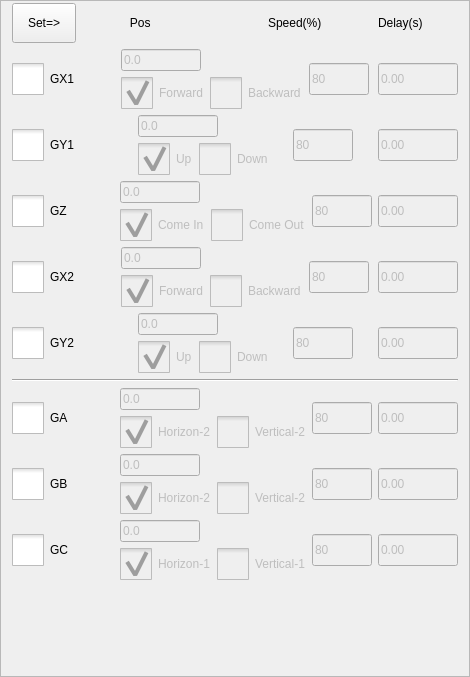
This is hcinstruction/actionsettingframe.ui in GaussCheng/2-5AxisPunch as Qt 5 draws it before an edit. The edited form follows.
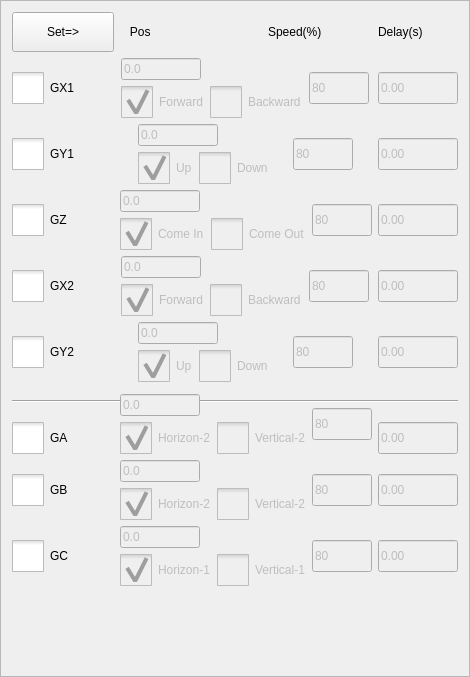
This is the edited form. Icons and pictures are not drawn. Custom widgets are drawn as their Qt base class.

The edit to the form file:
```diff
--- a/hcinstruction/actionsettingframe.ui
+++ b/hcinstruction/actionsettingframe.ui
@@ -20,490 +20,58 @@
    <enum>QFrame::Raised</enum>
   </property>
   <layout class="QGridLayout" name="gridLayout">
-   <property name="topMargin">
-    <number>2</number>
-   </property>
-   <property name="bottomMargin">
-    <number>2</number>
-   </property>
-   <item row="12" column="2" colspan="3">
-    <layout class="QHBoxLayout" name="horizontalLayout_9">
-     <item>
-      <layout class="QVBoxLayout" name="verticalLayout_14">
-       <item>
-        <widget class="ICLineEditWithVirtualNumericKeypad" name="cPosLineEdit">
-         <property name="enabled">
-          <bool>false</bool>
-         </property>
-         <property name="minimumSize">
-          <size>
-           <width>80</width>
-           <height>0</height>
-          </size>
-         </property>
-         <property name="maximumSize">
-          <size>
-           <width>80</width>
-           <height>32</height>
-          </size>
-         </property>
-         <property name="text">
-          <string>0.0</string>
-         </property>
-        </widget>
-       </item>
-       <item>
-        <layout class="QHBoxLayout" name="horizontalLayout_18">
-         <item>
-          <widget class="QCheckBox" name="cHorizonBox">
-           <property name="enabled">
-            <bool>false</bool>
-           </property>
-           <property name="styleSheet">
-            <string notr="true">::indicator {
-     width: 32px;
-     height: 32px;
- }
-
-::indicator:unchecked 
-{
-     image: url(:/resource/check_unchecked.png);
- }
-::indicator:checked 
-{
-     image: url(:/resource/check_checked.png);
- }
-
-::indicator:checked:disabled
-{
- image: url(:/resource/check_checked_disable.png);
-}
-
-::indicator:unchecked:disabled
-{
- image: url(:/resource/check_unchecked_disable.png);
-}</string>
-           </property>
-           <property name="text">
-            <string>Horizon-1</string>
-           </property>
-           <property name="checked">
-            <bool>true</bool>
-           </property>
-           <attribute name="buttonGroup">
-            <string notr="true">cBoxbuttonGroup</string>
-           </attribute>
-          </widget>
-         </item>
-         <item>
-          <widget class="QCheckBox" name="cVerticalBox">
-           <property name="enabled">
-            <bool>false</bool>
-           </property>
-           <property name="styleSheet">
-            <string notr="true">::indicator {
-     width: 32px;
-     height: 32px;
- }
-
-::indicator:unchecked 
-{
-     image: url(:/resource/check_unchecked.png);
- }
-::indicator:checked 
-{
-     image: url(:/resource/check_checked.png);
- }
-
-::indicator:checked:disabled
-{
- image: url(:/resource/check_checked_disable.png);
-}
-
-::indicator:unchecked:disabled
-{
- image: url(:/resource/check_unchecked_disable.png);
-}</string>
-           </property>
-           <property name="text">
-            <string>Vertical-1</string>
-           </property>
-           <attribute name="buttonGroup">
-            <string notr="true">cBoxbuttonGroup</string>
-           </attribute>
-          </widget>
-         </item>
-        </layout>
-       </item>
-      </layout>
-     </item>
-     <item>
-      <widget class="ICLineEditWithVirtualNumericKeypad" name="cSpeedLineEdit">
-       <property name="enabled">
-        <bool>false</bool>
-       </property>
-       <property name="minimumSize">
-        <size>
-         <width>60</width>
-         <height>0</height>
-        </size>
-       </property>
-       <property name="maximumSize">
-        <size>
-         <width>60</width>
-         <height>32</height>
-        </size>
-       </property>
-       <property name="text">
-        <string>80</string>
-       </property>
-      </widget>
-     </item>
-    </layout>
-   </item>
-   <item row="5" column="5">
-    <widget class="ICLineEditWithVirtualNumericKeypad" name="y1DelayLineEdit">
-     <property name="enabled">
-      <bool>false</bool>
+   <item row="0" column="0">
+    <widget class="QToolButton" name="inputButton">
+     <property name="sizePolicy">
+      <sizepolicy hsizetype="Preferred" vsizetype="Preferred">
+       <horstretch>0</horstretch>
+       <verstretch>0</verstretch>
+      </sizepolicy>
      </property>
      <property name="minimumSize">
       <size>
-       <width>80</width>
-       <height>0</height>
-      </size>
-     </property>
-     <property name="maximumSize">
-      <size>
-       <width>80</width>
-       <height>32</height>
+       <width>64</width>
+       <height>40</height>
       </size>
      </property>
      <property name="text">
-      <string>0.00</string>
+      <string>Set=&gt;</string>
      </property>
     </widget>
    </item>
-   <item row="0" column="2">
+   <item row="0" column="1">
     <widget class="QLabel" name="label">
      <property name="text">
       <string>   Pos                </string>
      </property>
     </widget>
    </item>
-   <item row="1" column="5">
-    <widget class="ICLineEditWithVirtualNumericKeypad" name="x1DelayLineEdit">
-     <property name="enabled">
-      <bool>false</bool>
+   <item row="0" column="2">
+    <widget class="QLabel" name="label_6">
+     <property name="sizePolicy">
+      <sizepolicy hsizetype="Fixed" vsizetype="Preferred">
+       <horstretch>0</horstretch>
+       <verstretch>0</verstretch>
+      </sizepolicy>
      </property>
      <property name="minimumSize">
       <size>
-       <width>80</width>
+       <width>104</width>
        <height>0</height>
       </size>
      </property>
-     <property name="maximumSize">
-      <size>
-       <width>80</width>
-       <height>32</height>
-      </size>
-     </property>
      <property name="text">
-      <string>0.00</string>
+      <string>Speed(%)</string>
      </property>
     </widget>
    </item>
-   <item row="7" column="2" colspan="3">
-    <layout class="QHBoxLayout" name="horizontalLayout_14">
-     <item>
-      <layout class="QVBoxLayout" name="verticalLayout_2">
-       <item>
-        <widget class="ICLineEditWithVirtualNumericKeypad" name="x2PosLineEdit">
-         <property name="enabled">
-          <bool>false</bool>
-         </property>
-         <property name="minimumSize">
-          <size>
-           <width>80</width>
-           <height>0</height>
-          </size>
-         </property>
-         <property name="maximumSize">
-          <size>
-           <width>80</width>
-           <height>32</height>
-          </size>
-         </property>
-         <property name="text">
-          <string>0.0</string>
-         </property>
-        </widget>
-       </item>
-       <item>
-        <layout class="QHBoxLayout" name="horizontalLayout_2">
-         <item>
-          <widget class="QCheckBox" name="x2ForwardBox">
-           <property name="enabled">
-            <bool>false</bool>
-           </property>
-           <property name="styleSheet">
-            <string notr="true">::indicator {
-     width: 32px;
-     height: 32px;
- }
-
-::indicator:unchecked 
-{
-     image: url(:/resource/check_unchecked.png);
- }
-::indicator:checked 
-{
-     image: url(:/resource/check_checked.png);
- }
-
-::indicator:checked:disabled
-{
- image: url(:/resource/check_checked_disable.png);
-}
-
-::indicator:unchecked:disabled
-{
- image: url(:/resource/check_unchecked_disable.png);
-}</string>
-           </property>
-           <property name="text">
-            <string>Forward</string>
-           </property>
-           <property name="checked">
-            <bool>true</bool>
-           </property>
-           <attribute name="buttonGroup">
-            <string notr="true">x2BoxbuttonGroup</string>
-           </attribute>
-          </widget>
-         </item>
-         <item>
-          <widget class="QCheckBox" name="x2BackwardBox">
-           <property name="enabled">
-            <bool>false</bool>
-           </property>
-           <property name="styleSheet">
-            <string notr="true">::indicator {
-     width: 32px;
-     height: 32px;
- }
-
-::indicator:unchecked 
-{
-     image: url(:/resource/check_unchecked.png);
- }
-::indicator:checked 
-{
-     image: url(:/resource/check_checked.png);
- }
-
-::indicator:checked:disabled
-{
- image: url(:/resource/check_checked_disable.png);
-}
-
-::indicator:unchecked:disabled
-{
- image: url(:/resource/check_unchecked_disable.png);
-}</string>
-           </property>
-           <property name="text">
-            <string>Backward</string>
-           </property>
-           <attribute name="buttonGroup">
-            <string notr="true">x2BoxbuttonGroup</string>
-           </attribute>
-          </widget>
-         </item>
-        </layout>
-       </item>
-      </layout>
-     </item>
-     <item>
-      <widget class="ICLineEditWithVirtualNumericKeypad" name="x2SpeedLineEdit">
-       <property name="enabled">
-        <bool>false</bool>
-       </property>
-       <property name="minimumSize">
-        <size>
-         <width>60</width>
-         <height>0</height>
-        </size>
-       </property>
-       <property name="maximumSize">
-        <size>
-         <width>60</width>
-         <height>32</height>
-        </size>
-       </property>
-       <property name="text">
-        <string>80</string>
-       </property>
-      </widget>
-     </item>
-    </layout>
-   </item>
-   <item row="7" column="5">
-    <widget class="ICLineEditWithVirtualNumericKeypad" name="x2DelayLineEdit">
-     <property name="enabled">
-      <bool>false</bool>
-     </property>
-     <property name="minimumSize">
-      <size>
-       <width>80</width>
-       <height>0</height>
-      </size>
-     </property>
-     <property name="maximumSize">
-      <size>
-       <width>80</width>
-       <height>32</height>
-      </size>
-     </property>
+   <item row="0" column="3">
+    <widget class="QLabel" name="label_2">
      <property name="text">
-      <string>0.00</string>
+      <string>Delay(s)</string>
      </property>
     </widget>
    </item>
-   <item row="11" column="2" colspan="3">
-    <layout class="QHBoxLayout" name="horizontalLayout_8">
-     <item>
-      <layout class="QVBoxLayout" name="verticalLayout_13">
-       <item>
-        <widget class="ICLineEditWithVirtualNumericKeypad" name="bPosLineEdit">
-         <property name="enabled">
-          <bool>false</bool>
-         </property>
-         <property name="minimumSize">
-          <size>
-           <width>80</width>
-           <height>0</height>
-          </size>
-         </property>
-         <property name="maximumSize">
-          <size>
-           <width>80</width>
-           <height>32</height>
-          </size>
-         </property>
-         <property name="text">
-          <string>0.0</string>
-         </property>
-        </widget>
-       </item>
-       <item>
-        <layout class="QHBoxLayout" name="horizontalLayout_17">
-         <item>
-          <widget class="QCheckBox" name="bHorizonBox">
-           <property name="enabled">
-            <bool>false</bool>
-           </property>
-           <property name="styleSheet">
-            <string notr="true">::indicator {
-     width: 32px;
-     height: 32px;
- }
-
-::indicator:unchecked 
-{
-     image: url(:/resource/check_unchecked.png);
- }
-::indicator:checked 
-{
-     image: url(:/resource/check_checked.png);
- }
-
-::indicator:checked:disabled
-{
- image: url(:/resource/check_checked_disable.png);
-}
-
-::indicator:unchecked:disabled
-{
- image: url(:/resource/check_unchecked_disable.png);
-}</string>
-           </property>
-           <property name="text">
-            <string>Horizon-2</string>
-           </property>
-           <property name="checked">
-            <bool>true</bool>
-           </property>
-           <attribute name="buttonGroup">
-            <string notr="true">bBoxbuttonGroup</string>
-           </attribute>
-          </widget>
-         </item>
-         <item>
-          <widget class="QCheckBox" name="bVerticalBox">
-           <property name="enabled">
-            <bool>false</bool>
-           </property>
-           <property name="styleSheet">
-            <string notr="true">::indicator {
-     width: 32px;
-     height: 32px;
- }
-
-::indicator:unchecked 
-{
-     image: url(:/resource/check_unchecked.png);
- }
-::indicator:checked 
-{
-     image: url(:/resource/check_checked.png);
- }
-
-::indicator:checked:disabled
-{
- image: url(:/resource/check_checked_disable.png);
-}
-
-::indicator:unchecked:disabled
-{
- image: url(:/resource/check_unchecked_disable.png);
-}</string>
-           </property>
-           <property name="text">
-            <string>Vertical-2</string>
-           </property>
-           <attribute name="buttonGroup">
-            <string notr="true">bBoxbuttonGroup</string>
-           </attribute>
-          </widget>
-         </item>
-        </layout>
-       </item>
-      </layout>
-     </item>
-     <item>
-      <widget class="ICLineEditWithVirtualNumericKeypad" name="bSpeedLineEdit">
-       <property name="enabled">
-        <bool>false</bool>
-       </property>
-       <property name="minimumSize">
-        <size>
-         <width>60</width>
-         <height>0</height>
-        </size>
-       </property>
-       <property name="maximumSize">
-        <size>
-         <width>60</width>
-         <height>32</height>
-        </size>
-       </property>
-       <property name="text">
-        <string>80</string>
-       </property>
-      </widget>
-     </item>
-    </layout>
-   </item>
    <item row="1" column="0">
     <widget class="QCheckBox" name="gxButton">
      <property name="styleSheet">
@@ -539,7 +107,7 @@
      </property>
     </widget>
    </item>
-   <item row="1" column="2" colspan="3">
+   <item row="1" column="1" colspan="2">
     <layout class="QHBoxLayout" name="horizontalLayout_4">
      <item>
       <layout class="QVBoxLayout" name="verticalLayout">
@@ -674,7 +242,221 @@
      </item>
     </layout>
    </item>
-   <item row="6" column="0">
+   <item row="1" column="3">
+    <widget class="ICLineEditWithVirtualNumericKeypad" name="x1DelayLineEdit">
+     <property name="enabled">
+      <bool>false</bool>
+     </property>
+     <property name="minimumSize">
+      <size>
+       <width>80</width>
+       <height>0</height>
+      </size>
+     </property>
+     <property name="maximumSize">
+      <size>
+       <width>80</width>
+       <height>32</height>
+      </size>
+     </property>
+     <property name="text">
+      <string>0.00</string>
+     </property>
+    </widget>
+   </item>
+   <item row="2" column="0">
+    <widget class="QCheckBox" name="gyButton">
+     <property name="styleSheet">
+      <string notr="true">::indicator {
+     width: 32px;
+     height: 32px;
+ }
+
+::indicator:unchecked 
+{
+     image: url(:/resource/check_unchecked.png);
+ }
+::indicator:checked 
+{
+     image: url(:/resource/check_checked.png);
+ }
+
+::indicator:checked:disabled
+{
+ image: url(:/resource/check_checked_disable.png);
+}
+
+::indicator:unchecked:disabled
+{
+ image: url(:/resource/check_unchecked_disable.png);
+}</string>
+     </property>
+     <property name="text">
+      <string>GY1</string>
+     </property>
+     <property name="checkable">
+      <bool>true</bool>
+     </property>
+    </widget>
+   </item>
+   <item row="2" column="1" colspan="2">
+    <layout class="QHBoxLayout" name="horizontalLayout_5">
+     <item>
+      <layout class="QVBoxLayout" name="verticalLayout_9">
+       <item>
+        <widget class="ICLineEditWithVirtualNumericKeypad" name="y1PosLineEdit">
+         <property name="enabled">
+          <bool>false</bool>
+         </property>
+         <property name="minimumSize">
+          <size>
+           <width>80</width>
+           <height>0</height>
+          </size>
+         </property>
+         <property name="maximumSize">
+          <size>
+           <width>80</width>
+           <height>32</height>
+          </size>
+         </property>
+         <property name="text">
+          <string>0.0</string>
+         </property>
+        </widget>
+       </item>
+       <item>
+        <layout class="QHBoxLayout" name="horizontalLayout_11">
+         <item>
+          <widget class="QCheckBox" name="y1UpBox">
+           <property name="enabled">
+            <bool>false</bool>
+           </property>
+           <property name="styleSheet">
+            <string notr="true">::indicator {
+     width: 32px;
+     height: 32px;
+ }
+
+::indicator:unchecked 
+{
+     image: url(:/resource/check_unchecked.png);
+ }
+::indicator:checked 
+{
+     image: url(:/resource/check_checked.png);
+ }
+
+::indicator:checked:disabled
+{
+ image: url(:/resource/check_checked_disable.png);
+}
+
+::indicator:unchecked:disabled
+{
+ image: url(:/resource/check_unchecked_disable.png);
+}</string>
+           </property>
+           <property name="text">
+            <string>Up</string>
+           </property>
+           <property name="checked">
+            <bool>true</bool>
+           </property>
+           <attribute name="buttonGroup">
+            <string notr="true">y1BoxbuttonGroup</string>
+           </attribute>
+          </widget>
+         </item>
+         <item>
+          <widget class="QCheckBox" name="y1DownBox">
+           <property name="enabled">
+            <bool>false</bool>
+           </property>
+           <property name="styleSheet">
+            <string notr="true">::indicator {
+     width: 32px;
+     height: 32px;
+ }
+
+::indicator:unchecked 
+{
+     image: url(:/resource/check_unchecked.png);
+ }
+::indicator:checked 
+{
+     image: url(:/resource/check_checked.png);
+ }
+
+::indicator:checked:disabled
+{
+ image: url(:/resource/check_checked_disable.png);
+}
+
+::indicator:unchecked:disabled
+{
+ image: url(:/resource/check_unchecked_disable.png);
+}</string>
+           </property>
+           <property name="text">
+            <string>Down</string>
+           </property>
+           <attribute name="buttonGroup">
+            <string notr="true">y1BoxbuttonGroup</string>
+           </attribute>
+          </widget>
+         </item>
+        </layout>
+       </item>
+      </layout>
+     </item>
+     <item>
+      <widget class="ICLineEditWithVirtualNumericKeypad" name="y1SpeedLineEdit">
+       <property name="enabled">
+        <bool>false</bool>
+       </property>
+       <property name="minimumSize">
+        <size>
+         <width>60</width>
+         <height>0</height>
+        </size>
+       </property>
+       <property name="maximumSize">
+        <size>
+         <width>60</width>
+         <height>32</height>
+        </size>
+       </property>
+       <property name="text">
+        <string>80</string>
+       </property>
+      </widget>
+     </item>
+    </layout>
+   </item>
+   <item row="2" column="3">
+    <widget class="ICLineEditWithVirtualNumericKeypad" name="y1DelayLineEdit">
+     <property name="enabled">
+      <bool>false</bool>
+     </property>
+     <property name="minimumSize">
+      <size>
+       <width>80</width>
+       <height>0</height>
+      </size>
+     </property>
+     <property name="maximumSize">
+      <size>
+       <width>80</width>
+       <height>32</height>
+      </size>
+     </property>
+     <property name="text">
+      <string>0.00</string>
+     </property>
+    </widget>
+   </item>
+   <item row="3" column="0">
     <widget class="QCheckBox" name="gzButton">
      <property name="styleSheet">
       <string notr="true">::indicator {
@@ -709,14 +491,7 @@
      </property>
     </widget>
    </item>
-   <item row="0" column="5">
-    <widget class="QLabel" name="label_2">
-     <property name="text">
-      <string>Delay(s)</string>
-     </property>
-    </widget>
-   </item>
-   <item row="6" column="2" colspan="3">
+   <item row="3" column="1" colspan="2">
     <layout class="QHBoxLayout" name="horizontalLayout_12">
      <item>
       <layout class="QVBoxLayout" name="verticalLayout_10">
@@ -851,7 +626,7 @@
      </item>
     </layout>
    </item>
-   <item row="6" column="5">
+   <item row="3" column="3">
     <widget class="ICLineEditWithVirtualNumericKeypad" name="zDelayLineEdit">
      <property name="enabled">
       <bool>false</bool>
@@ -873,12 +648,47 @@
      </property>
     </widget>
    </item>
-   <item row="5" column="2" colspan="3">
-    <layout class="QHBoxLayout" name="horizontalLayout_5">
+   <item row="4" column="0">
+    <widget class="QCheckBox" name="gPButton">
+     <property name="styleSheet">
+      <string notr="true">::indicator {
+     width: 32px;
+     height: 32px;
+ }
+
+::indicator:unchecked 
+{
+     image: url(:/resource/check_unchecked.png);
+ }
+::indicator:checked 
+{
+     image: url(:/resource/check_checked.png);
+ }
+
+::indicator:checked:disabled
+{
+ image: url(:/resource/check_checked_disable.png);
+}
+
+::indicator:unchecked:disabled
+{
+ image: url(:/resource/check_unchecked_disable.png);
+}</string>
+     </property>
+     <property name="text">
+      <string>GX2</string>
+     </property>
+     <property name="checkable">
+      <bool>true</bool>
+     </property>
+    </widget>
+   </item>
+   <item row="4" column="1" colspan="2">
+    <layout class="QHBoxLayout" name="horizontalLayout_14">
      <item>
-      <layout class="QVBoxLayout" name="verticalLayout_9">
+      <layout class="QVBoxLayout" name="verticalLayout_2">
        <item>
-        <widget class="ICLineEditWithVirtualNumericKeypad" name="y1PosLineEdit">
+        <widget class="ICLineEditWithVirtualNumericKeypad" name="x2PosLineEdit">
          <property name="enabled">
           <bool>false</bool>
          </property>
@@ -900,9 +710,201 @@
         </widget>
        </item>
        <item>
-        <layout class="QHBoxLayout" name="horizontalLayout_11">
+        <layout class="QHBoxLayout" name="horizontalLayout_2">
          <item>
-          <widget class="QCheckBox" name="y1UpBox">
+          <widget class="QCheckBox" name="x2ForwardBox">
+           <property name="enabled">
+            <bool>false</bool>
+           </property>
+           <property name="styleSheet">
+            <string notr="true">::indicator {
+     width: 32px;
+     height: 32px;
+ }
+
+::indicator:unchecked 
+{
+     image: url(:/resource/check_unchecked.png);
+ }
+::indicator:checked 
+{
+     image: url(:/resource/check_checked.png);
+ }
+
+::indicator:checked:disabled
+{
+ image: url(:/resource/check_checked_disable.png);
+}
+
+::indicator:unchecked:disabled
+{
+ image: url(:/resource/check_unchecked_disable.png);
+}</string>
+           </property>
+           <property name="text">
+            <string>Forward</string>
+           </property>
+           <property name="checked">
+            <bool>true</bool>
+           </property>
+           <attribute name="buttonGroup">
+            <string notr="true">x2BoxbuttonGroup</string>
+           </attribute>
+          </widget>
+         </item>
+         <item>
+          <widget class="QCheckBox" name="x2BackwardBox">
+           <property name="enabled">
+            <bool>false</bool>
+           </property>
+           <property name="styleSheet">
+            <string notr="true">::indicator {
+     width: 32px;
+     height: 32px;
+ }
+
+::indicator:unchecked 
+{
+     image: url(:/resource/check_unchecked.png);
+ }
+::indicator:checked 
+{
+     image: url(:/resource/check_checked.png);
+ }
+
+::indicator:checked:disabled
+{
+ image: url(:/resource/check_checked_disable.png);
+}
+
+::indicator:unchecked:disabled
+{
+ image: url(:/resource/check_unchecked_disable.png);
+}</string>
+           </property>
+           <property name="text">
+            <string>Backward</string>
+           </property>
+           <attribute name="buttonGroup">
+            <string notr="true">x2BoxbuttonGroup</string>
+           </attribute>
+          </widget>
+         </item>
+        </layout>
+       </item>
+      </layout>
+     </item>
+     <item>
+      <widget class="ICLineEditWithVirtualNumericKeypad" name="x2SpeedLineEdit">
+       <property name="enabled">
+        <bool>false</bool>
+       </property>
+       <property name="minimumSize">
+        <size>
+         <width>60</width>
+         <height>0</height>
+        </size>
+       </property>
+       <property name="maximumSize">
+        <size>
+         <width>60</width>
+         <height>32</height>
+        </size>
+       </property>
+       <property name="text">
+        <string>80</string>
+       </property>
+      </widget>
+     </item>
+    </layout>
+   </item>
+   <item row="4" column="3">
+    <widget class="ICLineEditWithVirtualNumericKeypad" name="x2DelayLineEdit">
+     <property name="enabled">
+      <bool>false</bool>
+     </property>
+     <property name="minimumSize">
+      <size>
+       <width>80</width>
+       <height>0</height>
+      </size>
+     </property>
+     <property name="maximumSize">
+      <size>
+       <width>80</width>
+       <height>32</height>
+      </size>
+     </property>
+     <property name="text">
+      <string>0.00</string>
+     </property>
+    </widget>
+   </item>
+   <item row="5" column="0">
+    <widget class="QCheckBox" name="gQButton">
+     <property name="styleSheet">
+      <string notr="true">::indicator {
+     width: 32px;
+     height: 32px;
+ }
+
+::indicator:unchecked 
+{
+     image: url(:/resource/check_unchecked.png);
+ }
+::indicator:checked 
+{
+     image: url(:/resource/check_checked.png);
+ }
+
+::indicator:checked:disabled
+{
+ image: url(:/resource/check_checked_disable.png);
+}
+
+::indicator:unchecked:disabled
+{
+ image: url(:/resource/check_unchecked_disable.png);
+}</string>
+     </property>
+     <property name="text">
+      <string>GY2</string>
+     </property>
+     <property name="checkable">
+      <bool>true</bool>
+     </property>
+    </widget>
+   </item>
+   <item row="5" column="1" colspan="2">
+    <layout class="QHBoxLayout" name="horizontalLayout_6">
+     <item>
+      <layout class="QVBoxLayout" name="verticalLayout_11">
+       <item>
+        <widget class="ICLineEditWithVirtualNumericKeypad" name="y2PosLineEdit">
+         <property name="enabled">
+          <bool>false</bool>
+         </property>
+         <property name="minimumSize">
+          <size>
+           <width>80</width>
+           <height>0</height>
+          </size>
+         </property>
+         <property name="maximumSize">
+          <size>
+           <width>80</width>
+           <height>32</height>
+          </size>
+         </property>
+         <property name="text">
+          <string>0.0</string>
+         </property>
+        </widget>
+       </item>
+       <item>
+        <layout class="QHBoxLayout" name="horizontalLayout_15">
+         <item>
+          <widget class="QCheckBox" name="y2UpBox">
            <property name="enabled">
             <bool>false</bool>
            </property>
@@ -938,12 +940,12 @@
             <bool>true</bool>
            </property>
            <attribute name="buttonGroup">
-            <string notr="true">y1BoxbuttonGroup</string>
+            <string notr="true">y2BoxbuttonGroup</string>
            </attribute>
           </widget>
          </item>
          <item>
-          <widget class="QCheckBox" name="y1DownBox">
+          <widget class="QCheckBox" name="y2DownBox">
            <property name="enabled">
             <bool>false</bool>
            </property>
@@ -976,7 +978,7 @@
             <string>Down</string>
            </property>
            <attribute name="buttonGroup">
-            <string notr="true">y1BoxbuttonGroup</string>
+            <string notr="true">y2BoxbuttonGroup</string>
            </attribute>
           </widget>
          </item>
@@ -985,7 +987,7 @@
       </layout>
      </item>
      <item>
-      <widget class="ICLineEditWithVirtualNumericKeypad" name="y1SpeedLineEdit">
+      <widget class="ICLineEditWithVirtualNumericKeypad" name="y2SpeedLineEdit">
        <property name="enabled">
         <bool>false</bool>
        </property>
@@ -1008,7 +1010,36 @@
      </item>
     </layout>
    </item>
-   <item row="10" column="2" colspan="3">
+   <item row="5" column="3">
+    <widget class="ICLineEditWithVirtualNumericKeypad" name="y2DelayLineEdit">
+     <property name="enabled">
+      <bool>false</bool>
+     </property>
+     <property name="minimumSize">
+      <size>
+       <width>80</width>
+       <height>0</height>
+      </size>
+     </property>
+     <property name="maximumSize">
+      <size>
+       <width>80</width>
+       <height>32</height>
+      </size>
+     </property>
+     <property name="text">
+      <string>0.00</string>
+     </property>
+    </widget>
+   </item>
+   <item row="6" column="0" rowspan="2" colspan="4">
+    <widget class="Line" name="line">
+     <property name="orientation">
+      <enum>Qt::Horizontal</enum>
+     </property>
+    </widget>
+   </item>
+   <item row="7" column="1" rowspan="2" colspan="2">
     <layout class="QHBoxLayout" name="horizontalLayout_7">
      <item>
       <layout class="QVBoxLayout" name="verticalLayout_12">
@@ -1143,7 +1174,7 @@
      </item>
     </layout>
    </item>
-   <item row="10" column="0">
+   <item row="8" column="0">
     <widget class="QCheckBox" name="gAButton">
      <property name="styleSheet">
       <string notr="true">::indicator {
@@ -1178,14 +1209,29 @@
      </property>
     </widget>
    </item>
-   <item row="9" column="0" colspan="6">
-    <widget class="Line" name="line">
-     <property name="orientation">
-      <enum>Qt::Horizontal</enum>
+   <item row="8" column="3">
+    <widget class="ICLineEditWithVirtualNumericKeypad" name="aDelayLineEdit">
+     <property name="enabled">
+      <bool>false</bool>
+     </property>
+     <property name="minimumSize">
+      <size>
+       <width>80</width>
+       <height>0</height>
+      </size>
+     </property>
+     <property name="maximumSize">
+      <size>
+       <width>80</width>
+       <height>32</height>
+      </size>
+     </property>
+     <property name="text">
+      <string>0.00</string>
      </property>
     </widget>
    </item>
-   <item row="11" column="0">
+   <item row="9" column="0">
     <widget class="QCheckBox" name="gBButton">
      <property name="styleSheet">
       <string notr="true">::indicator {
@@ -1220,12 +1266,12 @@
      </property>
     </widget>
    </item>
-   <item row="8" column="2" colspan="3">
-    <layout class="QHBoxLayout" name="horizontalLayout_6">
+   <item row="9" column="1" colspan="2">
+    <layout class="QHBoxLayout" name="horizontalLayout_8">
      <item>
-      <layout class="QVBoxLayout" name="verticalLayout_11">
+      <layout class="QVBoxLayout" name="verticalLayout_13">
        <item>
-        <widget class="ICLineEditWithVirtualNumericKeypad" name="y2PosLineEdit">
+        <widget class="ICLineEditWithVirtualNumericKeypad" name="bPosLineEdit">
          <property name="enabled">
           <bool>false</bool>
          </property>
@@ -1247,9 +1293,9 @@
         </widget>
        </item>
        <item>
-        <layout class="QHBoxLayout" name="horizontalLayout_15">
+        <layout class="QHBoxLayout" name="horizontalLayout_17">
          <item>
-          <widget class="QCheckBox" name="y2UpBox">
+          <widget class="QCheckBox" name="bHorizonBox">
            <property name="enabled">
             <bool>false</bool>
            </property>
@@ -1279,18 +1325,18 @@
 }</string>
            </property>
            <property name="text">
-            <string>Up</string>
+            <string>Horizon-2</string>
            </property>
            <property name="checked">
             <bool>true</bool>
            </property>
            <attribute name="buttonGroup">
-            <string notr="true">y2BoxbuttonGroup</string>
+            <string notr="true">bBoxbuttonGroup</string>
            </attribute>
           </widget>
          </item>
          <item>
-          <widget class="QCheckBox" name="y2DownBox">
+          <widget class="QCheckBox" name="bVerticalBox">
            <property name="enabled">
             <bool>false</bool>
            </property>
@@ -1320,10 +1366,10 @@
 }</string>
            </property>
            <property name="text">
-            <string>Down</string>
+            <string>Vertical-2</string>
            </property>
            <attribute name="buttonGroup">
-            <string notr="true">y2BoxbuttonGroup</string>
+            <string notr="true">bBoxbuttonGroup</string>
            </attribute>
           </widget>
          </item>
@@ -1332,7 +1378,7 @@
       </layout>
      </item>
      <item>
-      <widget class="ICLineEditWithVirtualNumericKeypad" name="y2SpeedLineEdit">
+      <widget class="ICLineEditWithVirtualNumericKeypad" name="bSpeedLineEdit">
        <property name="enabled">
         <bool>false</bool>
        </property>
@@ -1355,43 +1401,8 @@
      </item>
     </layout>
    </item>
-   <item row="7" column="0">
-    <widget class="QCheckBox" name="gPButton">
-     <property name="styleSheet">
-      <string notr="true">::indicator {
-     width: 32px;
-     height: 32px;
- }
-
-::indicator:unchecked 
-{
-     image: url(:/resource/check_unchecked.png);
- }
-::indicator:checked 
-{
-     image: url(:/resource/check_checked.png);
- }
-
-::indicator:checked:disabled
-{
- image: url(:/resource/check_checked_disable.png);
-}
-
-::indicator:unchecked:disabled
-{
- image: url(:/resource/check_unchecked_disable.png);
-}</string>
-     </property>
-     <property name="text">
-      <string>GX2</string>
-     </property>
-     <property name="checkable">
-      <bool>true</bool>
-     </property>
-    </widget>
-   </item>
-   <item row="10" column="5">
-    <widget class="ICLineEditWithVirtualNumericKeypad" name="aDelayLineEdit">
+   <item row="9" column="3">
+    <widget class="ICLineEditWithVirtualNumericKeypad" name="bDelayLineEdit">
      <property name="enabled">
       <bool>false</bool>
      </property>
@@ -1412,64 +1423,7 @@
      </property>
     </widget>
    </item>
-   <item row="8" column="0">
-    <widget class="QCheckBox" name="gQButton">
-     <property name="styleSheet">
-      <string notr="true">::indicator {
-     width: 32px;
-     height: 32px;
- }
-
-::indicator:unchecked 
-{
-     image: url(:/resource/check_unchecked.png);
- }
-::indicator:checked 
-{
-     image: url(:/resource/check_checked.png);
- }
-
-::indicator:checked:disabled
-{
- image: url(:/resource/check_checked_disable.png);
-}
-
-::indicator:unchecked:disabled
-{
- image: url(:/resource/check_unchecked_disable.png);
-}</string>
-     </property>
-     <property name="text">
-      <string>GY2</string>
-     </property>
-     <property name="checkable">
-      <bool>true</bool>
-     </property>
-    </widget>
-   </item>
-   <item row="12" column="5">
-    <widget class="ICLineEditWithVirtualNumericKeypad" name="cDelayLineEdit">
-     <property name="enabled">
-      <bool>false</bool>
-     </property>
-     <property name="minimumSize">
-      <size>
-       <width>80</width>
-       <height>0</height>
-      </size>
-     </property>
-     <property name="maximumSize">
-      <size>
-       <width>80</width>
-       <height>32</height>
-      </size>
-     </property>
-     <property name="text">
-      <string>0.00</string>
-     </property>
-    </widget>
-   </item>
-   <item row="12" column="0">
+   <item row="10" column="0">
     <widget class="QCheckBox" name="gCButton">
      <property name="styleSheet">
       <string notr="true">::indicator {
@@ -1504,8 +1458,143 @@
      </property>
     </widget>
    </item>
-   <item row="8" column="5">
-    <widget class="ICLineEditWithVirtualNumericKeypad" name="y2DelayLineEdit">
+   <item row="10" column="1" colspan="2">
+    <layout class="QHBoxLayout" name="horizontalLayout_9">
+     <item>
+      <layout class="QVBoxLayout" name="verticalLayout_14">
+       <item>
+        <widget class="ICLineEditWithVirtualNumericKeypad" name="cPosLineEdit">
+         <property name="enabled">
+          <bool>false</bool>
+         </property>
+         <property name="minimumSize">
+          <size>
+           <width>80</width>
+           <height>0</height>
+          </size>
+         </property>
+         <property name="maximumSize">
+          <size>
+           <width>80</width>
+           <height>32</height>
+          </size>
+         </property>
+         <property name="text">
+          <string>0.0</string>
+         </property>
+        </widget>
+       </item>
+       <item>
+        <layout class="QHBoxLayout" name="horizontalLayout_18">
+         <item>
+          <widget class="QCheckBox" name="cHorizonBox">
+           <property name="enabled">
+            <bool>false</bool>
+           </property>
+           <property name="styleSheet">
+            <string notr="true">::indicator {
+     width: 32px;
+     height: 32px;
+ }
+
+::indicator:unchecked 
+{
+     image: url(:/resource/check_unchecked.png);
+ }
+::indicator:checked 
+{
+     image: url(:/resource/check_checked.png);
+ }
+
+::indicator:checked:disabled
+{
+ image: url(:/resource/check_checked_disable.png);
+}
+
+::indicator:unchecked:disabled
+{
+ image: url(:/resource/check_unchecked_disable.png);
+}</string>
+           </property>
+           <property name="text">
+            <string>Horizon-1</string>
+           </property>
+           <property name="checked">
+            <bool>true</bool>
+           </property>
+           <attribute name="buttonGroup">
+            <string notr="true">cBoxbuttonGroup</string>
+           </attribute>
+          </widget>
+         </item>
+         <item>
+          <widget class="QCheckBox" name="cVerticalBox">
+           <property name="enabled">
+            <bool>false</bool>
+           </property>
+           <property name="styleSheet">
+            <string notr="true">::indicator {
+     width: 32px;
+     height: 32px;
+ }
+
+::indicator:unchecked 
+{
+     image: url(:/resource/check_unchecked.png);
+ }
+::indicator:checked 
+{
+     image: url(:/resource/check_checked.png);
+ }
+
+::indicator:checked:disabled
+{
+ image: url(:/resource/check_checked_disable.png);
+}
+
+::indicator:unchecked:disabled
+{
+ image: url(:/resource/check_unchecked_disable.png);
+}</string>
+           </property>
+           <property name="text">
+            <string>Vertical-1</string>
+           </property>
+           <attribute name="buttonGroup">
+            <string notr="true">cBoxbuttonGroup</string>
+           </attribute>
+          </widget>
+         </item>
+        </layout>
+       </item>
+      </layout>
+     </item>
+     <item>
+      <widget class="ICLineEditWithVirtualNumericKeypad" name="cSpeedLineEdit">
+       <property name="enabled">
+        <bool>false</bool>
+       </property>
+       <property name="minimumSize">
+        <size>
+         <width>60</width>
+         <height>0</height>
+        </size>
+       </property>
+       <property name="maximumSize">
+        <size>
+         <width>60</width>
+         <height>32</height>
+        </size>
+       </property>
+       <property name="text">
+        <string>80</string>
+       </property>
+      </widget>
+     </item>
+    </layout>
+   </item>
+   <item row="10" column="3">
+    <widget class="ICLineEditWithVirtualNumericKeypad" name="cDelayLineEdit">
      <property name="enabled">
       <bool>false</bool>
      </property>
@@ -1526,42 +1615,7 @@
      </property>
     </widget>
    </item>
-   <item row="5" column="0">
-    <widget class="QCheckBox" name="gyButton">
-     <property name="styleSheet">
-      <string notr="true">::indicator {
-     width: 32px;
-     height: 32px;
- }
-
-::indicator:unchecked 
-{
-     image: url(:/resource/check_unchecked.png);
- }
-::indicator:checked 
-{
-     image: url(:/resource/check_checked.png);
- }
-
-::indicator:checked:disabled
-{
- image: url(:/resource/check_checked_disable.png);
-}
-
-::indicator:unchecked:disabled
-{
- image: url(:/resource/check_unchecked_disable.png);
-}</string>
-     </property>
-     <property name="text">
-      <string>GY1</string>
-     </property>
-     <property name="checkable">
-      <bool>true</bool>
-     </property>
-    </widget>
-   </item>
-   <item row="13" column="2">
+   <item row="11" column="1">
     <spacer name="verticalSpacer">
      <property name="orientation">
       <enum>Qt::Vertical</enum>
@@ -1574,66 +1628,6 @@
      </property>
     </spacer>
    </item>
-   <item row="11" column="5">
-    <widget class="ICLineEditWithVirtualNumericKeypad" name="bDelayLineEdit">
-     <property name="enabled">
-      <bool>false</bool>
-     </property>
-     <property name="minimumSize">
-      <size>
-       <width>80</width>
-       <height>0</height>
-      </size>
-     </property>
-     <property name="maximumSize">
-      <size>
-       <width>80</width>
-       <height>32</height>
-      </size>
-     </property>
-     <property name="text">
-      <string>0.00</string>
-     </property>
-    </widget>
-   </item>
-   <item row="0" column="0">
-    <widget class="QToolButton" name="inputButton">
-     <property name="sizePolicy">
-      <sizepolicy hsizetype="Preferred" vsizetype="Preferred">
-       <horstretch>0</horstretch>
-       <verstretch>0</verstretch>
-      </sizepolicy>
-     </property>
-     <property name="minimumSize">
-      <size>
-       <width>64</width>
-       <height>40</height>
-      </size>
-     </property>
-     <property name="text">
-      <string>Set=&gt;</string>
-     </property>
-    </widget>
-   </item>
-   <item row="0" column="4">
-    <widget class="QLabel" name="label_6">
-     <property name="sizePolicy">
-      <sizepolicy hsizetype="Fixed" vsizetype="Preferred">
-       <horstretch>0</horstretch>
-       <verstretch>0</verstretch>
-      </sizepolicy>
-     </property>
-     <property name="minimumSize">
-      <size>
-       <width>104</width>
-       <height>0</height>
-      </size>
-     </property>
-     <property name="text">
-      <string>Speed(%)</string>
-     </property>
-    </widget>
-   </item>
   </layout>
  </widget>
  <customwidgets>
```
